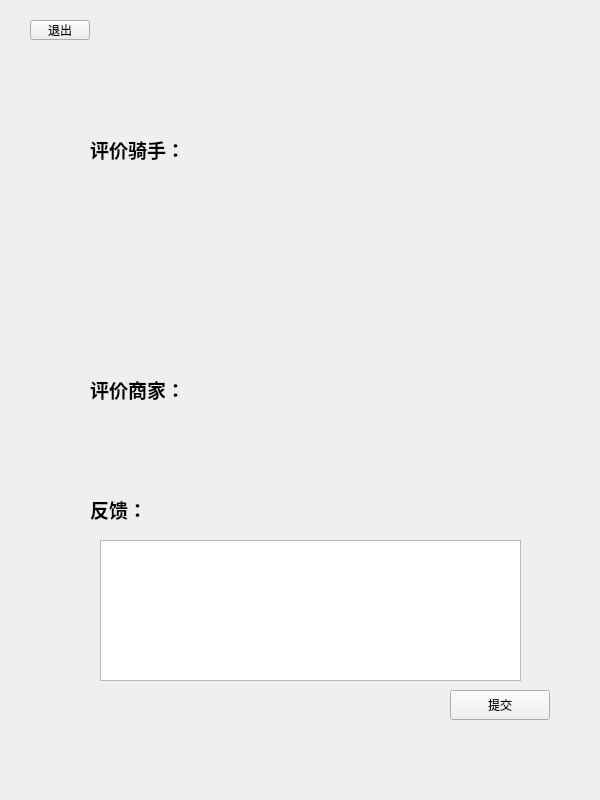
The window that consumer/con_reviews.ui (chichuxwx/Food-delivery-platform) describes before a commit, drawn with Qt 5.
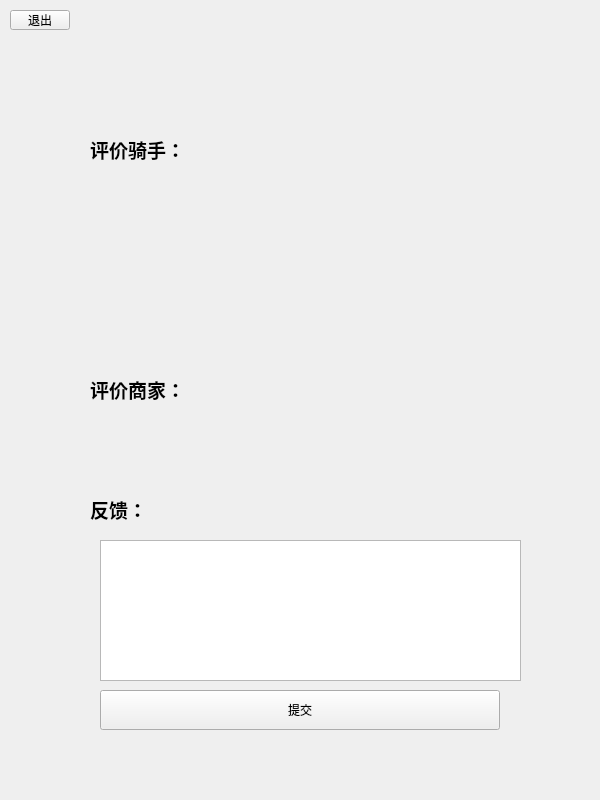
The same window after the commit.

What changed in the file:
```diff
--- a/consumer/con_reviews.ui
+++ b/consumer/con_reviews.ui
@@ -28,8 +28,8 @@
   <widget class="QPushButton" name="pushButton_2">
    <property name="geometry">
     <rect>
-     <x>30</x>
-     <y>20</y>
+     <x>10</x>
+     <y>10</y>
      <width>60</width>
      <height>20</height>
     </rect>
@@ -91,22 +91,22 @@
   <widget class="QPushButton" name="pushButton_8">
    <property name="geometry">
     <rect>
-     <x>450</x>
+     <x>100</x>
      <y>690</y>
-     <width>100</width>
-     <height>30</height>
+     <width>400</width>
+     <height>40</height>
     </rect>
    </property>
    <property name="minimumSize">
     <size>
-     <width>100</width>
-     <height>30</height>
+     <width>400</width>
+     <height>40</height>
     </size>
    </property>
    <property name="maximumSize">
     <size>
-     <width>100</width>
-     <height>30</height>
+     <width>400</width>
+     <height>40</height>
     </size>
    </property>
    <property name="text">
```
